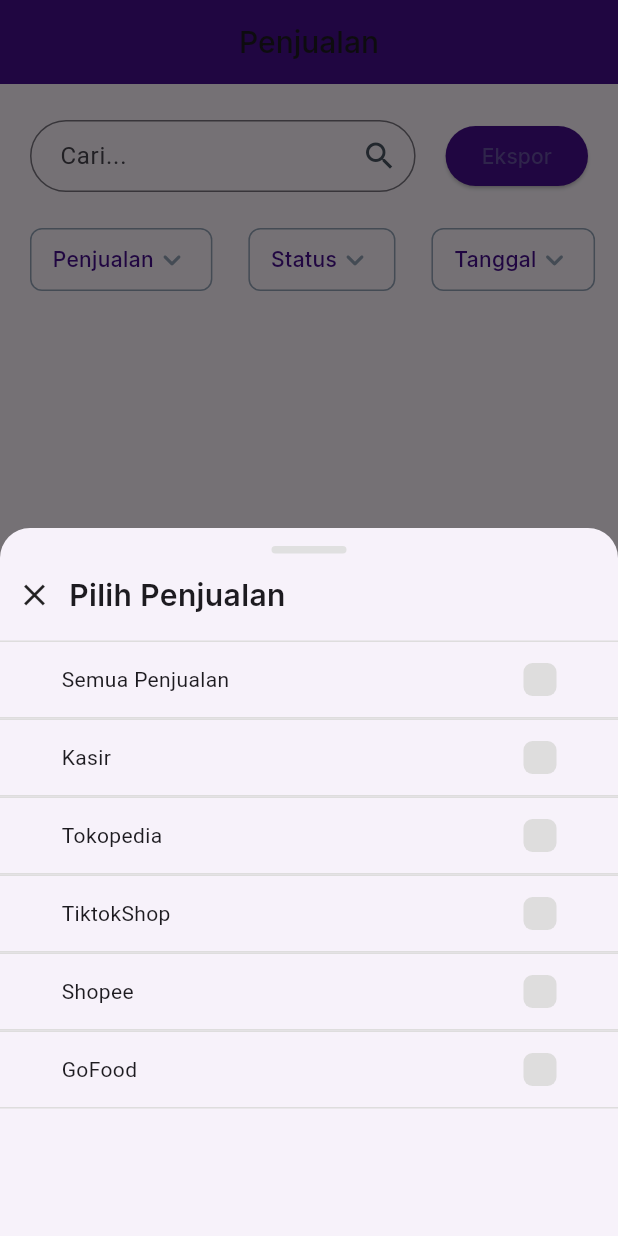
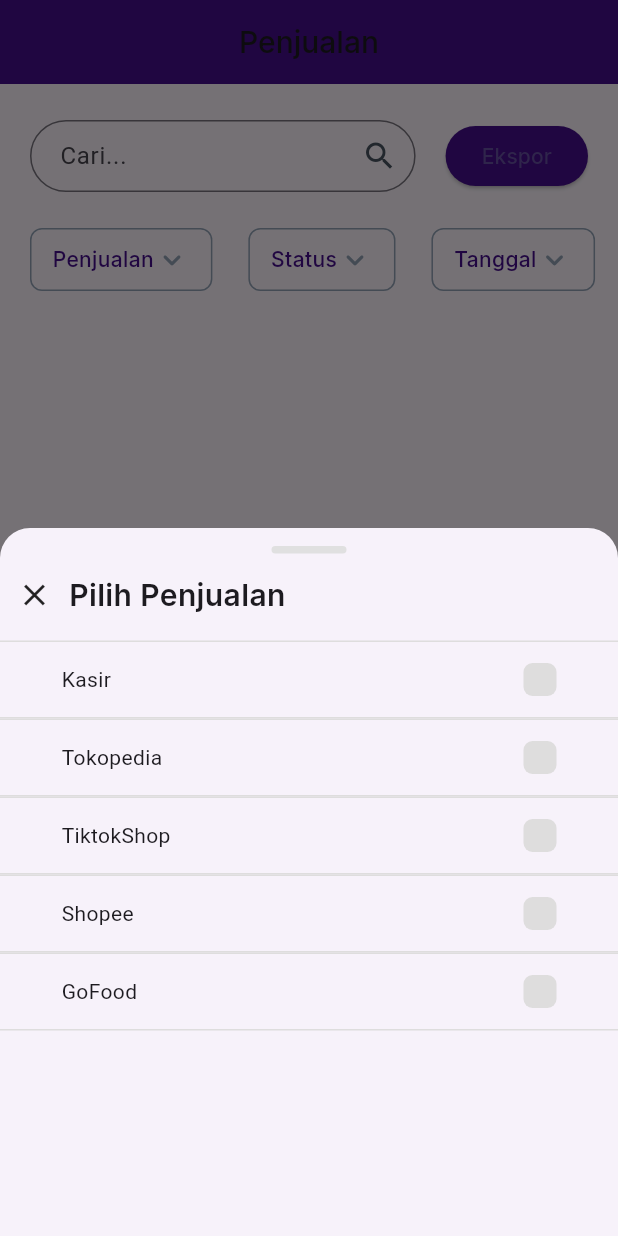
Before and after one commit to rudiusman18/duitaja, a Flutter app: the SalePage screen opened directly with empty values, after a tap on "Penjualan", on a phone screen of 412 x 824 dp. Run offline on Flutter 3.47's test engine with Material 3 defaults, Android fonts, the light colour scheme and no system bars; our stand-ins replace bloc, cached_network_image, calendar_date_picker2, camera, carousel_slider, dots_indicator and 8 more; accounts and stored records are empty; network calls fail.

Commit message:
Update sale_page.dart

```diff
--- a/lib/ui/sale_page.dart
+++ b/lib/ui/sale_page.dart
@@ -536,11 +536,6 @@
                       if (title.toLowerCase() == "penjualan") ...{
                         generateFilterContentItem(
                           groupName: title,
-                          name: "Semua Penjualan",
-                          context: context,
-                        ),
-                        generateFilterContentItem(
-                          groupName: title,
                           name: "Kasir",
                           context: context,
                         ),
```
